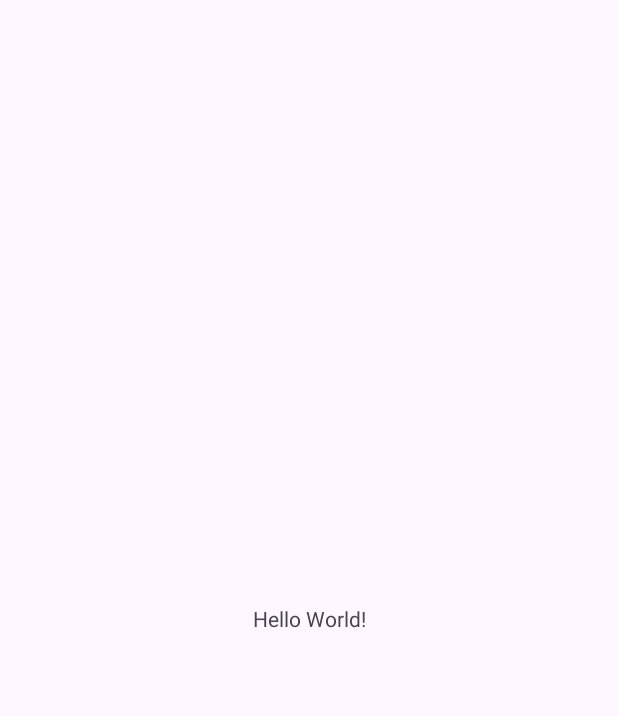
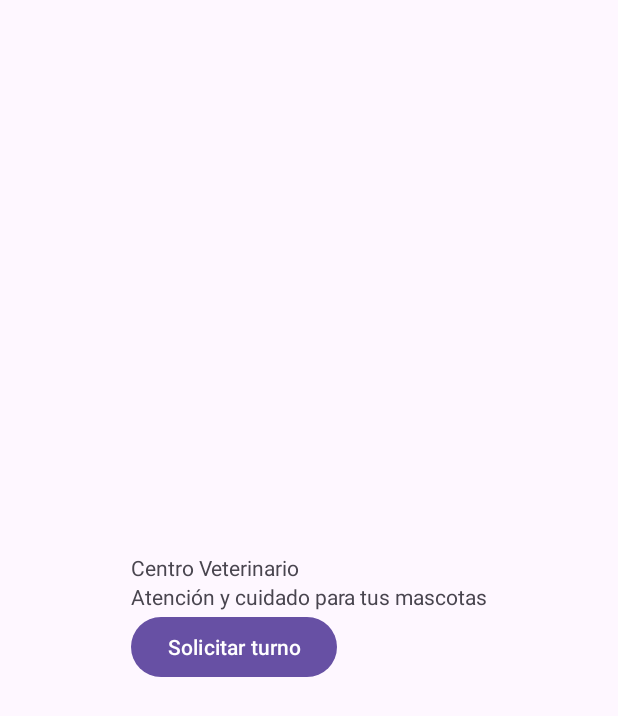
Before and after one commit to bautirevel/parcial-1-am-acn4bv-puchernau-revel, an Android app: the screen it shows after launch (MainActivity), on a phone screen of 412 x 824 dp. Before the commit the part shown is almost empty. Shown: the top 716 px of the screen. Run offline under Robolectric (Android 15) with nearby library versions, the phone set to English and light mode, and no system bars.

Commit message:
feat: agrega estructura base de la landing

```diff
--- a/app/src/main/res/layout/activity_main.xml
+++ b/app/src/main/res/layout/activity_main.xml
@@ -1,5 +1,7 @@
 <?xml version="1.0" encoding="utf-8"?>
-<androidx.constraintlayout.widget.ConstraintLayout xmlns:android="http://schemas.android.com/apk/res/android"
+
+<androidx.constraintlayout.widget.ConstraintLayout
+    xmlns:android="http://schemas.android.com/apk/res/android"
     xmlns:app="http://schemas.android.com/apk/res-auto"
     xmlns:tools="http://schemas.android.com/tools"
     android:id="@+id/main"
@@ -7,13 +9,34 @@
     android:layout_height="match_parent"
     tools:context=".MainActivity">
 
-    <TextView
+    <LinearLayout
+        android:id="@+id/contenedor_principal"
         android:layout_width="wrap_content"
         android:layout_height="wrap_content"
-        android:text="Hello World!"
+        android:orientation="vertical"
+        app:layout_constraintTop_toTopOf="parent"
         app:layout_constraintBottom_toBottomOf="parent"
-        app:layout_constraintEnd_toEndOf="parent"
         app:layout_constraintStart_toStartOf="parent"
-        app:layout_constraintTop_toTopOf="parent" />
+        app:layout_constraintEnd_toEndOf="parent">
+
+        <TextView
+            android:id="@+id/titulo_principal"
+            android:layout_width="wrap_content"
+            android:layout_height="wrap_content"
+            android:text="Centro Veterinario" />
+
+        <TextView
+            android:id="@+id/descripcion_principal"
+            android:layout_width="wrap_content"
+            android:layout_height="wrap_content"
+            android:text="Atención y cuidado para tus mascotas" />
+
+        <Button
+            android:id="@+id/boton_turno"
+            android:layout_width="wrap_content"
+            android:layout_height="wrap_content"
+            android:text="Solicitar turno" />
+
+    </LinearLayout>
 
 </androidx.constraintlayout.widget.ConstraintLayout>
```
